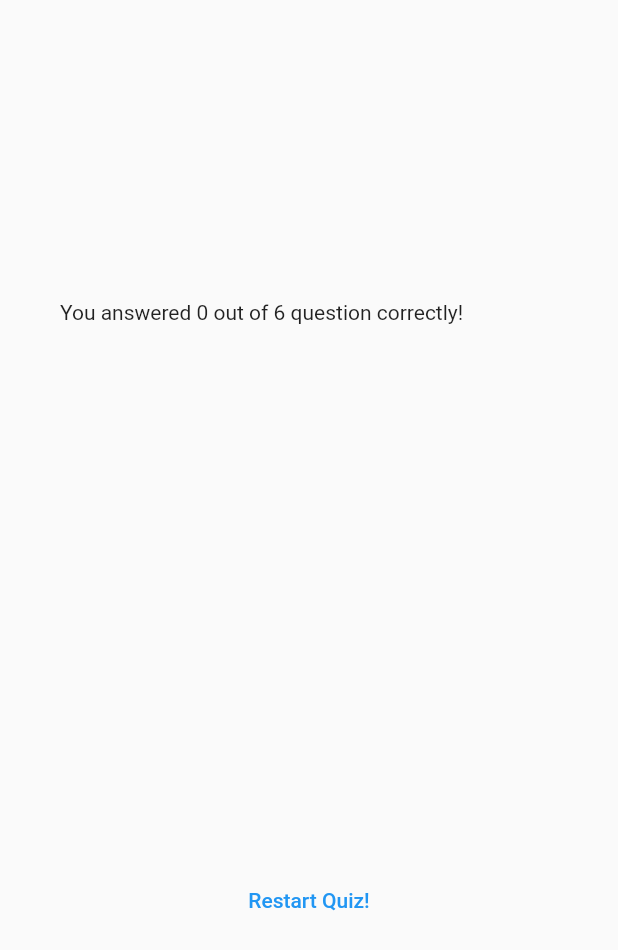
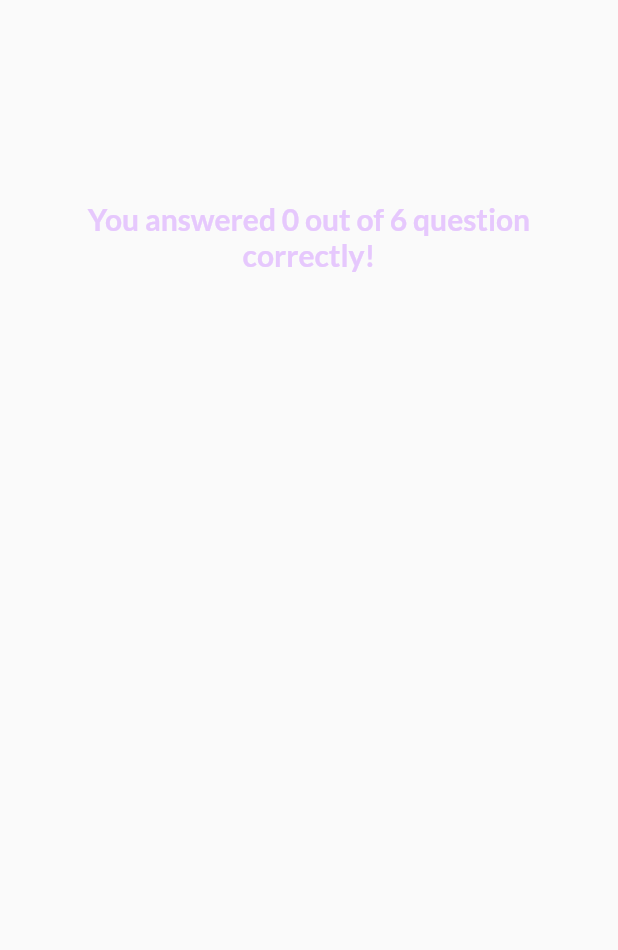
Before and after one commit to code-hassan/adv_basics, a Flutter app: the ResultScreen widget shown alone on an empty page, opened directly with empty values, on a phone screen of 412 x 824 dp. Shown: the top 950 px of the screen. Run offline on Flutter 3.47's test engine with Material 2 defaults, Android fonts, the phone set to English and light mode, and no system bars; our stand-ins replace google_fonts.

Commit message:
Quiz Project complete

```diff
--- a/lib/question_summery.dart
+++ /dev/null
@@ -1,33 +0,0 @@
-import 'package:flutter/cupertino.dart';
-
-class QuestionSummery extends StatelessWidget {
-  const QuestionSummery(this.summeryData,{super.key});
-  final List<Map<String,Object>> summeryData;
-  @override
-  Widget build(BuildContext context) {
-    return SizedBox(
-      height: 300,
-      child: SingleChildScrollView(
-        child: Column(
-          children: summeryData.map((data) {
-            return Row(
-              children: [
-                Text(((data['question_index'] as int) + 1).toString()),
-                Expanded(
-                  child: Column(
-                    children: [
-                      Text(data['question'] as String),
-                      const SizedBox(height: 5,),
-                      Text(data['correct_answer'] as String),
-                      Text(data['user_answer'] as String),
-                    ],
-                  ),
-                ),
-              ],
-            );
-          }).toList(),
-        ),
-      ),
-    );
-  }
-}
--- /dev/null
+++ b/lib/question_summery/questions._summery.dart
@@ -0,0 +1,20 @@
+import 'package:adv_basics/question_summery/summery_item.dart';
+import 'package:flutter/cupertino.dart';
+
+class QuestionSummery extends StatelessWidget {
+  const QuestionSummery(this.summeryData,{super.key});
+  final List<Map<String,Object>> summeryData;
+  @override
+  Widget build(BuildContext context) {
+    return SizedBox(
+      height: 400,
+      child: SingleChildScrollView(
+        child: Column(
+          children: summeryData.map((data) {
+            return SummeryItem(data);
+          }).toList(),
+        ),
+      ),
+    );
+  }
+}
--- a/lib/result_screen.dart
+++ b/lib/result_screen.dart
@@ -1,15 +1,18 @@
-import 'package:adv_basics/question_summery.dart';
+
+import 'package:adv_basics/question_summery/questions._summery.dart';
 import 'package:flutter/material.dart';
+import 'package:google_fonts/google_fonts.dart';
 
 import 'data/question.dart';
 
 class ResultScreen extends StatelessWidget {
   const ResultScreen({
     super.key,
-    required this.chosenAnswers,
+    required this.chosenAnswers, required this.onRestart,
   });
 
   final List<String> chosenAnswers;
+  final void Function() onRestart;
 
 
 
@@ -50,13 +53,26 @@ class ResultScreen extends StatelessWidget {
     mainAxisAlignment: MainAxisAlignment.center,
     crossAxisAlignment: CrossAxisAlignment.stretch,
     children: [
-      Text("You answered $numbCorrectQuestion out of $numbTotalQuestion question correctly!"),
+      Text(
+          "You answered $numbCorrectQuestion out of $numbTotalQuestion question correctly!",
+        style: GoogleFonts.lato(
+          color: const Color.fromARGB(255, 230, 200, 253),
+          fontSize: 20,
+          fontWeight: FontWeight.bold,
+        ),
+        textAlign: TextAlign.center,
+
+      ),
       const SizedBox(height: 30,),
       QuestionSummery(summeryData),
       const SizedBox(height: 30,),
-      TextButton(
-          onPressed: (){},
-          child: const Text("Restart Quiz!"),
+      TextButton.icon(
+        onPressed: onRestart,
+        style: TextButton.styleFrom(
+          foregroundColor: Colors.white,
+        ),
+        icon: const Icon(Icons.refresh),
+        label: const Text('Restart Quiz!'),
       ),
     ],
     ),
```
Also changed, not shown: lib/question_summery/question_identifier.dart (added, +35 -0 lines), lib/question_summery/summery_item.dart (added, +51 -0 lines), lib/quiz.dart (+10 -2 lines).
